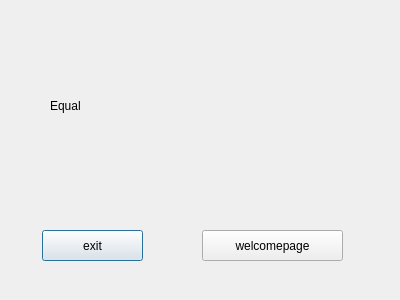
The window that TicTocToeQuiz_clinet/egalepage.ui (alireza1384848/AP-project) describes before a commit, drawn with Qt 5.
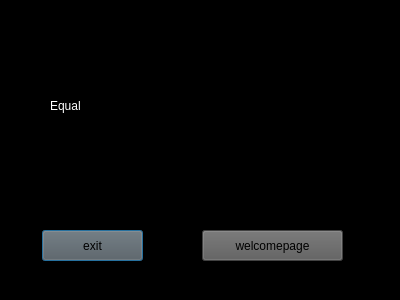
The same window after the commit.

```diff
--- a/TicTocToeQuiz_clinet/egalepage.ui
+++ b/TicTocToeQuiz_clinet/egalepage.ui
@@ -13,6 +13,9 @@
   <property name="windowTitle">
    <string>Dialog</string>
   </property>
+  <property name="styleSheet">
+   <string notr="true">background-color: rgb(0, 0, 0);</string>
+  </property>
   <widget class="QPushButton" name="exit">
    <property name="geometry">
     <rect>
@@ -22,6 +25,9 @@
      <height>31</height>
     </rect>
    </property>
+   <property name="styleSheet">
+    <string notr="true">background-color: rgb(91, 91, 91);</string>
+   </property>
    <property name="text">
     <string>exit</string>
    </property>
@@ -35,6 +41,10 @@
      <height>31</height>
     </rect>
    </property>
+   <property name="styleSheet">
+    <string notr="true">background-color: rgb(91, 91, 91);
+</string>
+   </property>
    <property name="text">
     <string>welcomepage</string>
    </property>
@@ -50,7 +60,9 @@
    </property>
    <property name="styleSheet">
     <string notr="true">font: 50pt &quot;IranNastaliq&quot;;
-color: rgb(0, 0, 0);</string>
+color: rgb(255, 255, 255);
+
+</string>
    </property>
    <property name="text">
     <string>Equal</string>
```
